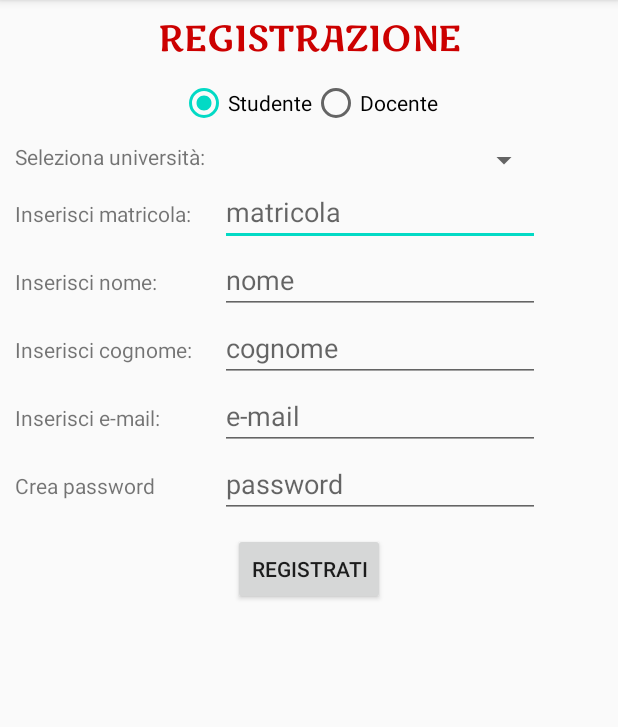
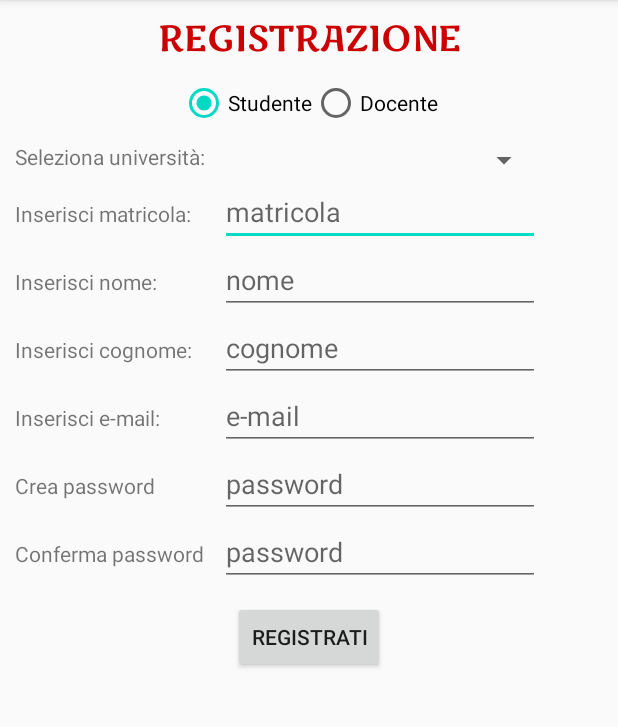
Before and after one commit to Giacomo1994/AppAuleStudio, an Android app: the RegistrazioneActivity screen opened directly, with no data from a screen before it, after a tap on "REGISTRATI", on a phone screen of 412 x 824 dp, the part 84-811 px from its top. Run offline under Robolectric (Android 15) with nearby library versions, the phone set to English and light mode, and no system bars.

Commit message:
Commit1-19Aprile-Registrazione

```diff
--- a/app/src/main/java/com/example/appaulestudio/RegistrazioneActivity.java
+++ b/app/src/main/java/com/example/appaulestudio/RegistrazioneActivity.java
@@ -41,12 +41,12 @@ public class RegistrazioneActivity extends AppCompatActivity {
     Spinner spinner;
     ArrayAdapter<Universita> adapter;
     Button btn_registrazione;
-    EditText txt_matricola,txt_nome,txt_cognome,txt_email,txt_password;
+    EditText txt_matricola,txt_nome,txt_cognome,txt_email,txt_password, txt_password2;
     RadioButton radioStudente,radioDocente;
     Intent intent;
 
     Universita universita=null;
-    String matricola,nome,cognome,email, password;
+    String matricola,nome,cognome,email, password, password2;
 
     static final String URL_UNIVERSITA="http://pmsc9.altervista.org/progetto/listaUniversita.php";
     static final String URL_REGISTRAZIONE="http://pmsc9.altervista.org/progetto/registrazione_utente.php";
@@ -62,6 +62,8 @@ public class RegistrazioneActivity extends AppCompatActivity {
         txt_cognome=this.findViewById(R.id.reg_cognome);
         txt_email=this.findViewById(R.id.reg_email);
         txt_password=this.findViewById(R.id.reg_password);
+        txt_password2=this.findViewById(R.id.reg_password2);
+
         radioStudente=findViewById(R.id.radioButton5);
         radioDocente=findViewById(R.id.radioButton6);
         intent=getIntent();
@@ -79,9 +81,10 @@ public class RegistrazioneActivity extends AppCompatActivity {
                 cognome=txt_cognome.getText().toString().trim();
                 email=txt_email.getText().toString().trim();
                 password=txt_password.getText().toString().trim();
+                password2=txt_password2.getText().toString().trim();
 
                 //controllo campi non vuoti
-                if(matricola.equals("")||nome.equals("")||cognome.equals("")||email.equals("")||password.equals("")){
+                if(matricola.equals("")||nome.equals("")||cognome.equals("")||email.equals("")||password.equals("")||password2.equals("")){
                     Toast.makeText(getApplicationContext(), Html.fromHtml("<font color='#eb4034' ><b>" + "Devi inserire tutti i campi!" + "</b></font>"),Toast.LENGTH_LONG).show();
                     return;
                 }
@@ -96,6 +99,12 @@ public class RegistrazioneActivity extends AppCompatActivity {
                 boolean isValidMail=matcher.matches();
                 if(isValidMail==false){
                     Toast.makeText(getApplicationContext(), Html.fromHtml("<font color='#eb4034' ><b>" + "Formato email non valido!" + "</b></font>"),Toast.LENGTH_LONG).show();
+                    return;
+                }
+
+                //controllo password uguali
+                if(password.equals(password2)==false){
+                    Toast.makeText(getApplicationContext(), Html.fromHtml("<font color='#eb4034' ><b>" + "Le password devono essere uguali" + "</b></font>"),Toast.LENGTH_LONG).show();
                     return;
                 }
 
--- a/app/src/main/res/layout/activity_registrazione.xml
+++ b/app/src/main/res/layout/activity_registrazione.xml
@@ -52,9 +52,9 @@
                 android:id="@+id/textView3"
                 android:layout_width="wrap_content"
                 android:layout_height="wrap_content"
+                android:layout_marginEnd="10dp"
                 android:layout_marginRight="10dp"
-                android:text="Seleziona università:"
-                android:layout_marginEnd="10dp" />
+                android:text="Seleziona università:" />
 
             <Spinner
                 android:id="@+id/reg_universita"
@@ -157,6 +157,25 @@
                 android:hint="password"
                 android:inputType="textPassword" />
         </TableRow>
+
+        <TableRow
+            android:layout_width="match_parent"
+            android:layout_height="match_parent">
+
+            <TextView
+                android:id="@+id/textView0"
+                android:layout_width="wrap_content"
+                android:layout_height="wrap_content"
+                android:text="Conferma password" />
+
+            <EditText
+                android:id="@+id/reg_password2"
+                android:layout_width="wrap_content"
+                android:layout_height="wrap_content"
+                android:ems="10"
+                android:hint="password"
+                android:inputType="textPassword" />
+        </TableRow>
     </TableLayout>
 
     <Button
```
